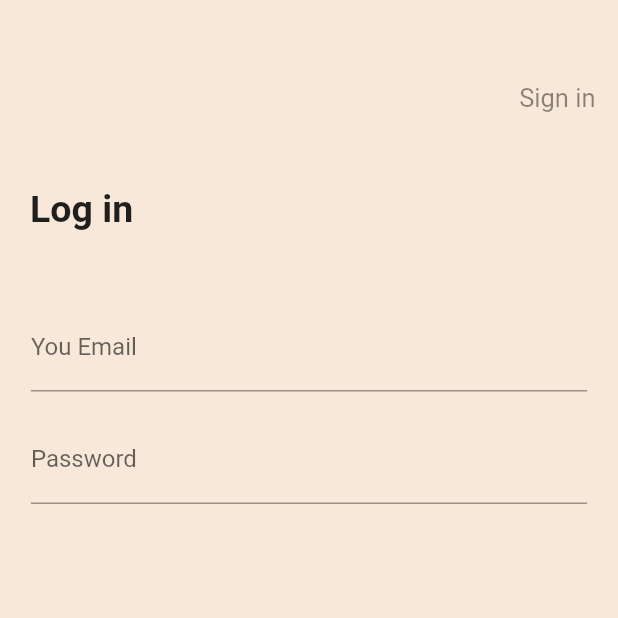
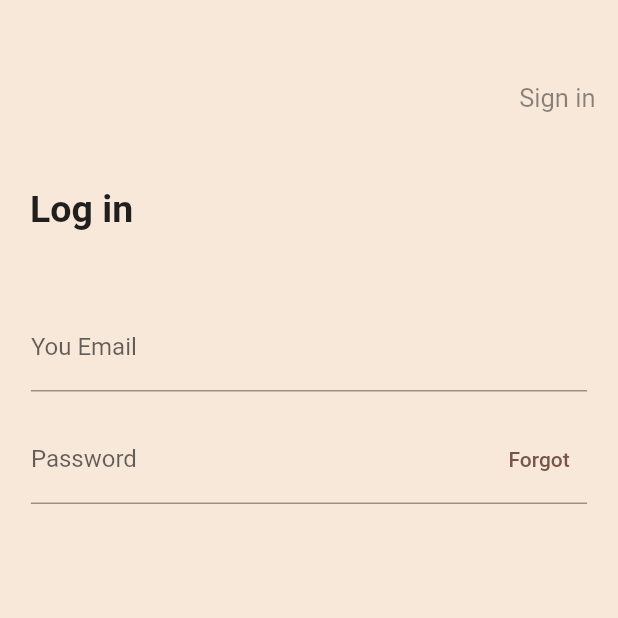
Before and after one commit to vitto2/signup-screen, a Flutter app: the screen it shows after launch, on a phone screen of 412 x 824 dp, the top half of it. Run offline on Flutter 3.47's test engine with Material 2 defaults, Android fonts, the phone set to English and light mode, and no system bars.

Commit message:
criando botão forgot no campo de password

```diff
--- a/lib/src/pages/login_page.dart
+++ b/lib/src/pages/login_page.dart
@@ -71,6 +71,10 @@ class Login_page extends StatelessWidget {
                     width: screenSize.width * 0.9,
                     child: MyTextFieldWidget(
                       labelText: "Password",
+                      suffixIcon: TextButton(
+                        onPressed: () {},
+                        child: const Text("Forgot"),
+                      ),
                     ),
                   ),
                 ),
--- a/lib/src/widgets/text_field_widget.dart
+++ b/lib/src/widgets/text_field_widget.dart
@@ -1,9 +1,10 @@
 import 'package:flutter/material.dart';
 
 class MyTextFieldWidget extends StatelessWidget {
-  MyTextFieldWidget({super.key, this.labelText});
+  MyTextFieldWidget({super.key, this.labelText, this.suffixIcon});
 
   String? labelText;
+  Widget? suffixIcon;
 
   @override
   Widget build(BuildContext context) {
@@ -11,6 +12,10 @@ class MyTextFieldWidget extends StatelessWidget {
       child: TextFormField(
         decoration: InputDecoration(
           labelText: labelText,
+          suffixIcon: suffixIcon,
+          suffixStyle: const TextStyle(
+            color: Colors.black,
+          ),
         ),
       ),
     );
```
